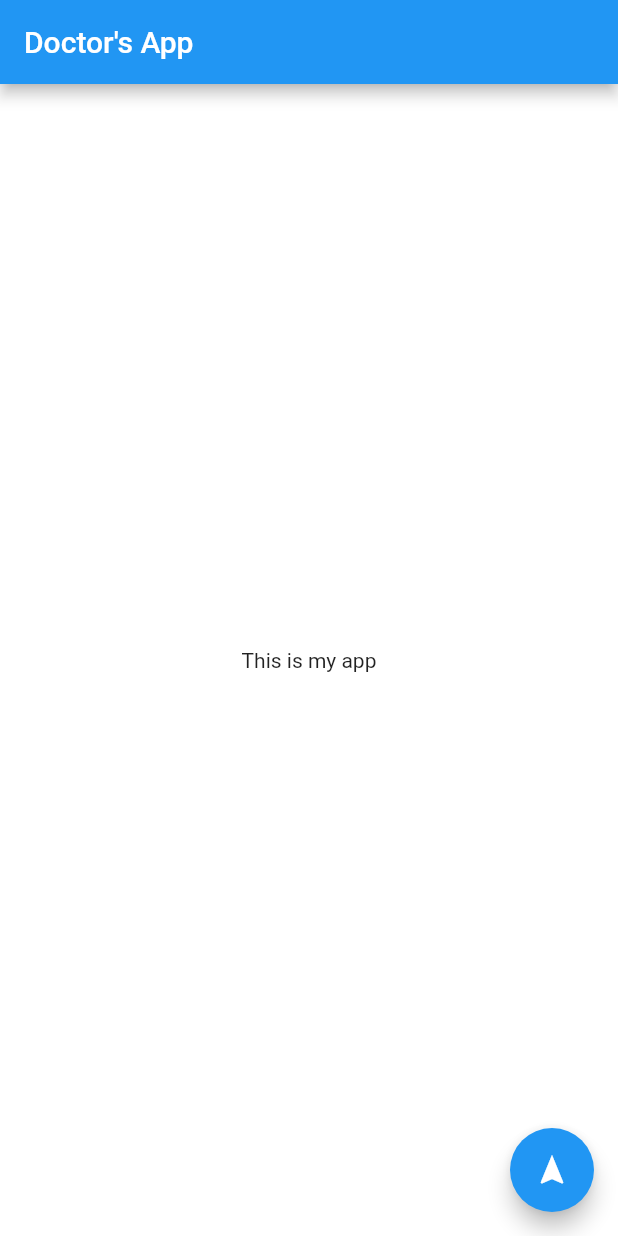
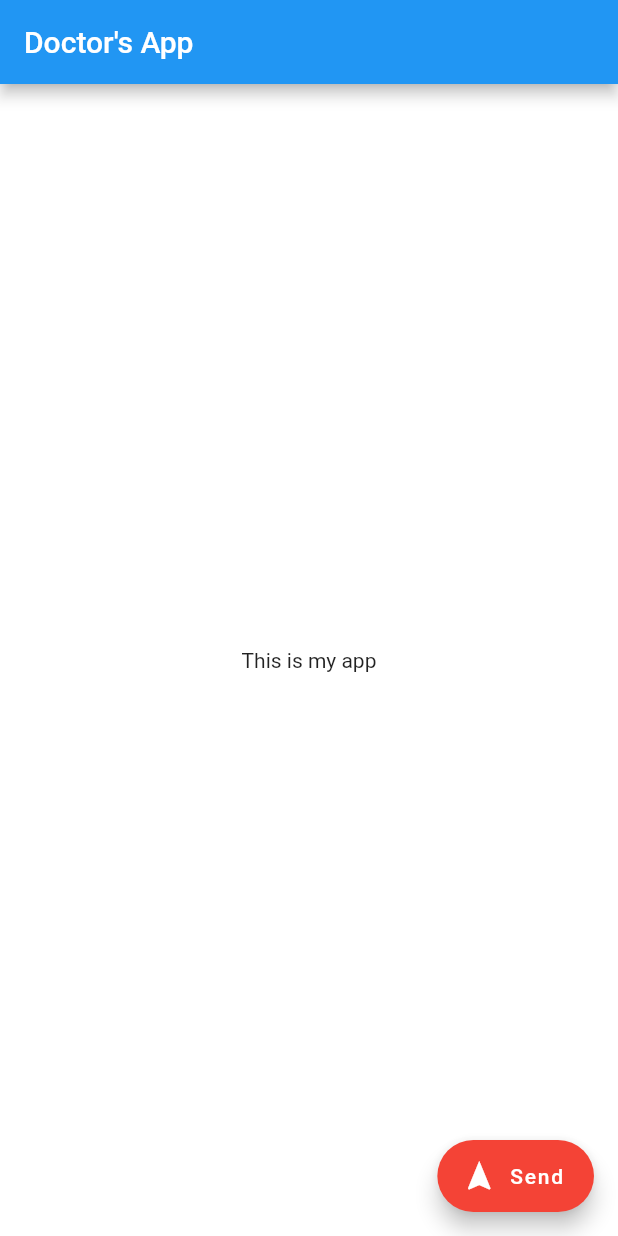
Before and after one commit to zubairbhuian/flutter_arafan, a Flutter app: the screen it shows after launch, on a phone screen of 412 x 824 dp. Run offline on Flutter 3.47's test engine with Material 2 defaults, Android fonts, the light colour scheme and no system bars.

Commit message:
test13.2

```diff
--- a/lib/main.dart
+++ b/lib/main.dart
@@ -22,9 +22,11 @@ class MyApp extends StatelessWidget {
           child: Text("This is my app"),
         ),
         backgroundColor: Colors.white,
-        floatingActionButton: FloatingActionButton(
+        floatingActionButton: FloatingActionButton.extended(
           onPressed: (){},
-          child:Icon(Icons.navigation),
+          label: Text('Send'),
+          icon: Icon(Icons.navigation),
+          backgroundColor: Colors.red,
           ),
       ),
     );
```
Also changed, not shown: demo.png (added).
